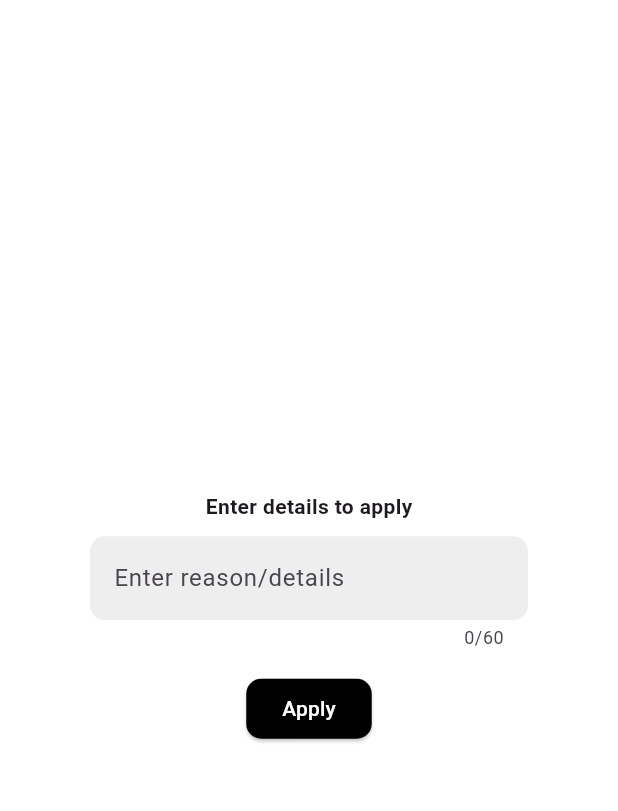
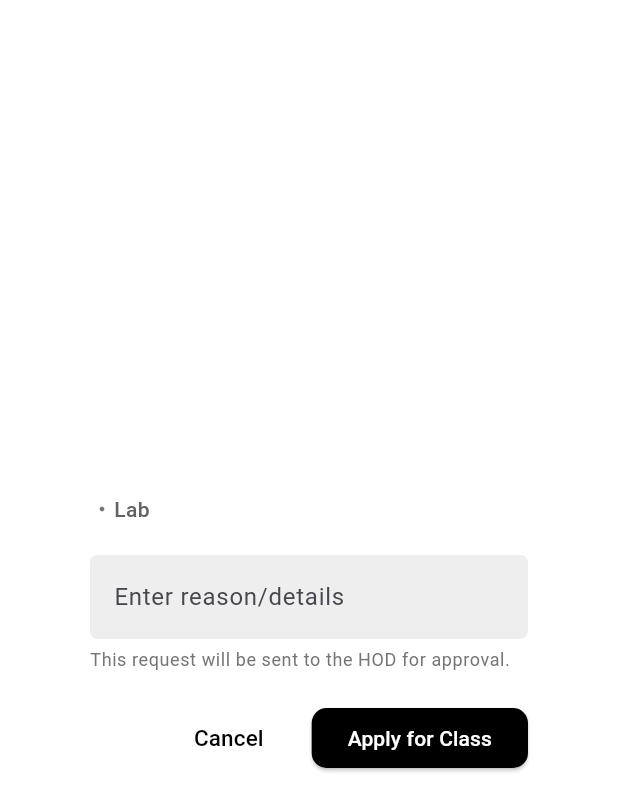
Before and after one commit to jainambarbhaya1509/Scheduler, a Flutter app: the ApplyReasonDialog widget shown alone on an empty page, opened directly with empty values, on a phone screen of 412 x 824 dp. Shown: the top 811 px of the screen. Run offline on Flutter 3.47's test engine with Material 3 defaults, Android fonts, the light colour scheme and no system bars; our stand-ins replace cloud_firestore, file_picker, firebase_core, flutter_slidable, get, logger and 2 more; missing offline and left inert: excel, mailer, universal_html; accounts and stored records are empty.

Commit message:
improved UI for apply for class modal

```diff
--- a/lib/pages/schedule/timings_page.dart
+++ b/lib/pages/schedule/timings_page.dart
@@ -180,6 +180,10 @@ class SelectTimings extends StatelessWidget {
                 context: context,
                 builder: (BuildContext builder) {
                   return ApplyReasonDialog(
+                    roomId: classModel.className,
+                    isClassroom: classModel.isClassroom,
+                    department: deptAvailabilityModel.departmentName.toString(),
+                    slotId: timing.timing,
                     onSubmit: (reason) {
                       timingController.apply(
                         classModel: classModel,
@@ -228,7 +232,9 @@ class SelectTimings extends StatelessWidget {
                           ),
                         ),
                         Text(
-                          appliedUser.status == "Accepted" ? "Booked" : "Pending",
+                          appliedUser.status == "Accepted"
+                              ? "Booked"
+                              : "Pending",
                           style: TextStyle(
                             fontSize: 13,
                             fontWeight: FontWeight.bold,
--- a/lib/widgets/apply_modal_widget.dart
+++ b/lib/widgets/apply_modal_widget.dart
@@ -1,4 +1,5 @@
 import 'package:flutter/material.dart';
+import 'package:get/get.dart';
 // import 'package:get/get.dart';
 // import 'package:schedule/controller/timings_controller.dart';
 // import 'package:schedule/models/class_avalability_model.dart';
@@ -160,15 +161,19 @@ import 'package:flutter/material.dart';
 // }
 
 class ApplyReasonDialog extends StatelessWidget {
-  final String title;
-  final int maxLength;
+  final String department;
+  final bool isClassroom;
+  final String roomId;
+  final String slotId;
   final void Function(String reason) onSubmit;
 
   ApplyReasonDialog({
     super.key,
     required this.onSubmit,
-    this.title = "Enter details to apply",
-    this.maxLength = 60,
+    required this.department,
+    required this.isClassroom,
+    required this.roomId,
+    required this.slotId,
   });
 
   final TextEditingController reasonController = TextEditingController();
@@ -182,33 +187,91 @@ class ApplyReasonDialog extends StatelessWidget {
         padding: const EdgeInsets.all(20),
         child: Column(
           mainAxisSize: MainAxisSize.min,
+          crossAxisAlignment: CrossAxisAlignment.start,
           children: [
-            Text(title, style: const TextStyle(fontWeight: FontWeight.bold)),
-            const SizedBox(height: 10),
+            Text(
+              slotId,
+              style: Theme.of(context).textTheme.bodyMedium?.copyWith(
+                color: Colors.black87,
+                fontWeight: FontWeight.bold,
+                fontSize: 15,
+              ),
+            ),
+            Row(
+              children: [
+                Text(
+                  department,
+                  style: Theme.of(context).textTheme.bodyMedium?.copyWith(
+                    color: Colors.grey[700],
+                    fontWeight: FontWeight.w500,
+                  ),
+                ),
+                const SizedBox(width: 6),
+                const Icon(Icons.circle, size: 4, color: Colors.black54),
+                const SizedBox(width: 6),
+                Text(
+                  isClassroom ? "Class $roomId" : "Lab $roomId",
+                  style: Theme.of(context).textTheme.bodyMedium?.copyWith(
+                    color: Colors.grey[700],
+                    fontWeight: FontWeight.w500,
+                  ),
+                ),
+              ],
+            ),
 
+            const SizedBox(height: 20),
+
+            /// Reason Input
             TextFormField(
               controller: reasonController,
-              maxLength: maxLength,
+              maxLength: 60,
               decoration: InputDecoration(
                 filled: true,
                 fillColor: Colors.grey[200],
+                counterText: "",
                 hintText: "Enter reason/details",
                 border: OutlineInputBorder(
-                  borderRadius: BorderRadius.circular(10),
+                  borderRadius: BorderRadius.circular(5),
                   borderSide: BorderSide.none,
                 ),
               ),
             ),
-            const SizedBox(height: 15),
 
+            const SizedBox(height: 6),
+
+            Text(
+              "This request will be sent to the HOD for approval.",
+              style: Theme.of(
+                context,
+              ).textTheme.bodySmall?.copyWith(color: Colors.grey[600]),
+            ),
+            const SizedBox(height: 20),
+
+            Row(
+              mainAxisAlignment: MainAxisAlignment.end,
+              children: [
+                TextButton(
+                  onPressed: () {
+                    Get.back();
+                  },
+                  child: Text(
+                    "Cancel",
+                    style: TextStyle(
+                      color: Colors.black,
+                      fontWeight: FontWeight.w500,
+                      fontSize: 15,
+                    ),
+                  ),
+                ),
+                const SizedBox(width: 20),
                 ElevatedButton(
                   onPressed: () {
                     final reason = reasonController.text.trim();
                     if (reason.isEmpty) return;
 
-                onSubmit(reason); // <- reusable callback
+                    onSubmit(reason);
 
-                Navigator.of(context).pop();
+                    Get.back();
                   },
                   style: ElevatedButton.styleFrom(
                     backgroundColor: Colors.black,
@@ -217,7 +280,7 @@ class ApplyReasonDialog extends StatelessWidget {
                     ),
                   ),
                   child: const Text(
-                "Apply",
+                    "Apply for Class",
                     style: TextStyle(
                       color: Colors.white,
                       fontWeight: FontWeight.w500,
@@ -226,6 +289,8 @@ class ApplyReasonDialog extends StatelessWidget {
                 ),
               ],
             ),
+          ],
+        ),
       ),
     );
   }
--- a/pubspec.yaml
+++ b/pubspec.yaml
@@ -56,6 +56,7 @@ dependencies:
   path: ^1.9.1
   universal_html: ^2.3.0
   flutter_slidable: ^4.0.3
+  rxdart: ^0.28.0
 
 dev_dependencies:
   flutter_test:
```
Also changed, not shown: pubspec.lock, 1 other file. Lines whose indentation alone changed are shown as unchanged.
